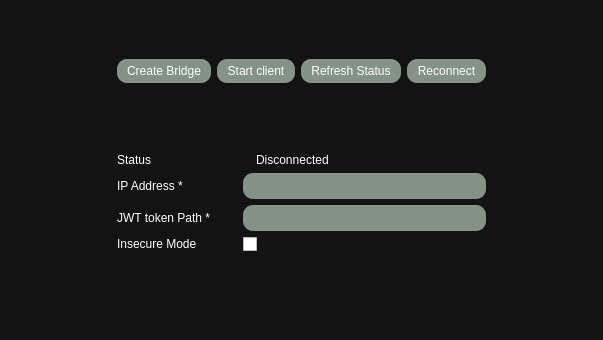
Before: the Qt Designer form ui/Settings_Window.ui in suchinton/AGL_Demo_Control_Panel, drawn with Qt 5.
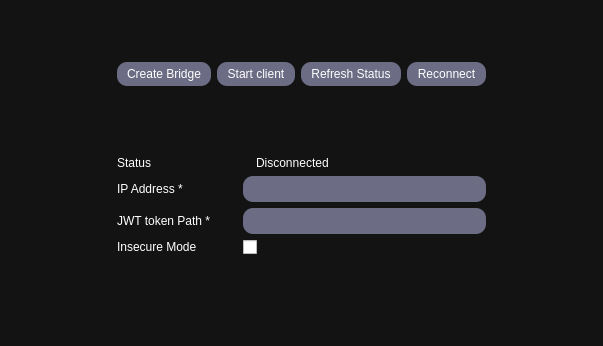
After: the same form once the commit is applied. Icons and pictures are not drawn.

Commit message: Updated style-sheet

```diff
--- a/ui/Settings_Window.ui
+++ b/ui/Settings_Window.ui
@@ -7,7 +7,7 @@
     <x>0</x>
     <y>0</y>
     <width>603</width>
-    <height>340</height>
+    <height>346</height>
    </rect>
   </property>
   <property name="windowTitle">
@@ -17,18 +17,19 @@
    <string notr="true">*{
 	border: none;
 	background-color: transparent;
-	background: none;
+	background: none; 
 	padding: 0;
 	margin: 0;
 	color: #fff;
 }
 
+
 #centralwidget{
 	background-color: #131313 ; /* dark green */
 }
 
-#centralwidget QPushButton{
-	background-color: #859287; /* light green */
+QPushButton{
+	background-color: #6C6C85 ; /* pastel purple */
 	padding: 5px 10px;
 	border-radius: 10px;
 }
@@ -38,15 +39,10 @@
 }
 
 #centralwidget QLineEdit {
-    background-color: #859287; /* light green */
+    background-color: #6C6C85 ; /* pastel purple */
 	border-radius: 10px;
 	padding: 5px 0px;
-}
-
-Line {
-	background-color: #498661 ; /* green */
-}
-</string>
+}</string>
   </property>
   <widget class="QWidget" name="centralwidget">
    <layout class="QGridLayout" name="gridLayout">
```
Left out of the diff: 6 changed lines with no effect on the pictures. The commit also changes 1 other file.
